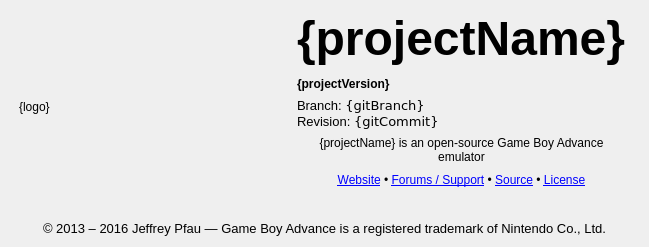
Qt form Libretro/mgba/src/platform/qt/AboutScreen.ui (kiddreads/Avalon-copy2) before a commit.
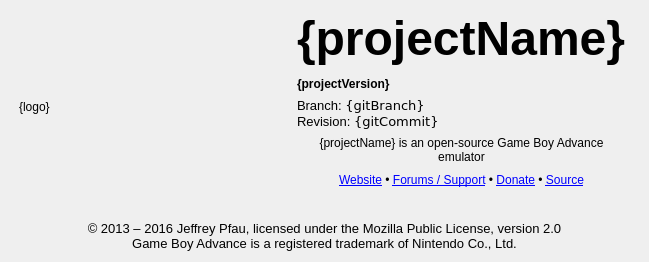
The same form after that commit.

Commit message: Qt: Add Patreon link to about screen

```diff
--- a/Libretro/mgba/src/platform/qt/AboutScreen.ui
+++ b/Libretro/mgba/src/platform/qt/AboutScreen.ui
@@ -6,8 +6,8 @@
    <rect>
     <x>0</x>
     <y>0</y>
-    <width>565</width>
-    <height>268</height>
+    <width>609</width>
+    <height>272</height>
    </rect>
   </property>
   <property name="windowTitle">
@@ -42,7 +42,8 @@
       </font>
      </property>
      <property name="text">
-      <string>© 2013 – 2016 Jeffrey Pfau — Game Boy Advance is a registered trademark of Nintendo Co., Ltd.</string>
+      <string>© 2013 – 2016 Jeffrey Pfau, licensed under the Mozilla Public License, version 2.0
+Game Boy Advance is a registered trademark of Nintendo Co., Ltd.</string>
      </property>
      <property name="alignment">
       <set>Qt::AlignCenter</set>
@@ -145,7 +146,7 @@
    <item row="4" column="1">
     <widget class="QLabel" name="extraLinks">
      <property name="text">
-      <string>&lt;a href=&quot;http://mgba.io/&quot;&gt;Website&lt;/a&gt; • &lt;a href=&quot;https://forums.mgba.io/&quot;&gt;Forums / Support&lt;/a&gt; • &lt;a href=&quot;https://github.com/mgba-emu/mgba/tree/{gitBranch}&quot;&gt;Source&lt;/a&gt; • &lt;a href=&quot;https://github.com/mgba-emu/mgba/blob/{gitBranch}/LICENSE&quot;&gt;License&lt;/a&gt;</string>
+      <string>&lt;a href=&quot;http://mgba.io/&quot;&gt;Website&lt;/a&gt; • &lt;a href=&quot;https://forums.mgba.io/&quot;&gt;Forums / Support&lt;/a&gt; • &lt;a href=&quot;https://patreon.com/mgba&quot;&gt;Donate&lt;/a&gt; • &lt;a href=&quot;https://github.com/mgba-emu/mgba/tree/{gitBranch}&quot;&gt;Source&lt;/a&gt;</string>
      </property>
      <property name="alignment">
       <set>Qt::AlignCenter</set>
```
